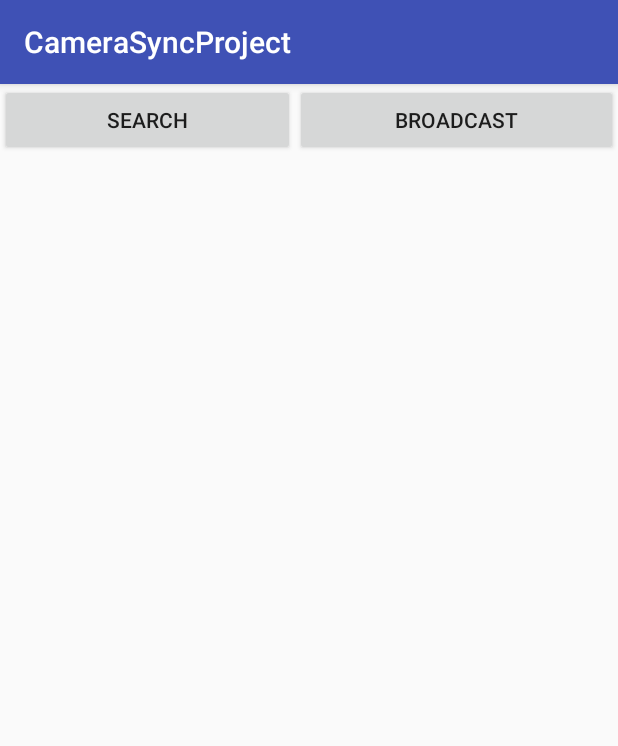
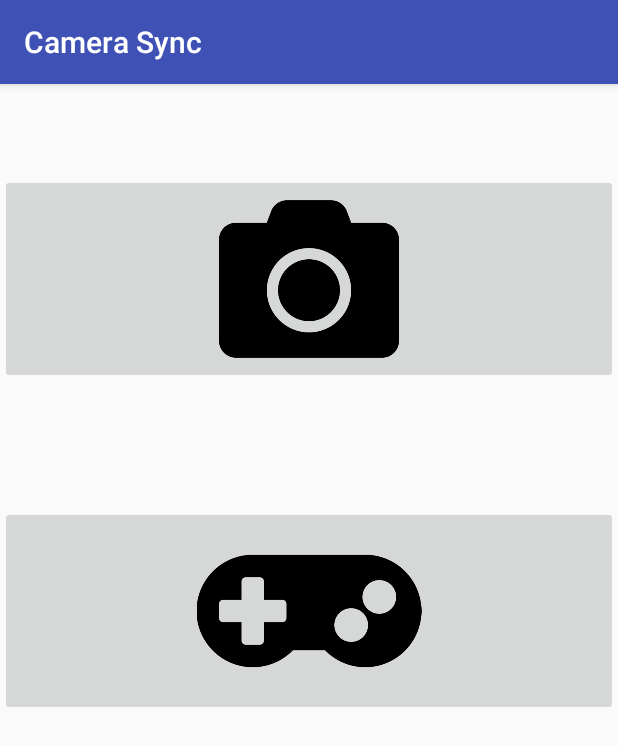
Before and after one commit to SeanReg/Camera-Sync, an Android app: the screen it shows after launch (MainActivity), on a phone screen of 412 x 824 dp. Shown: the top 746 px of the screen. Run offline under Robolectric (Android 15) with nearby library versions, the phone set to English and light mode, and no system bars.

Commit message:
Request proper permissions

```diff
--- a/app/src/main/java/com/sean/camerasyncproject/MainActivity.java
+++ b/app/src/main/java/com/sean/camerasyncproject/MainActivity.java
@@ -1,5 +1,8 @@
 package com.sean.camerasyncproject;
 
+import android.Manifest;
+import android.app.ProgressDialog;
+import android.content.DialogInterface;
 import android.content.Intent;
 import android.support.v7.app.AppCompatActivity;
 import android.os.Bundle;
@@ -12,13 +15,19 @@ import com.sean.camerasyncproject.network.ConnectionBroadcaster;
 import com.sean.camerasyncproject.network.ConnectionDiscovery;
 import com.sean.camerasyncproject.network.DiscoveryService;
 import com.sean.camerasyncproject.network.Session;
+import com.sean.camerasyncproject.permissions.PermissionRequester;
 
 import java.nio.charset.Charset;
 import java.util.Random;
 
 public class MainActivity extends AppCompatActivity {
 
+
+    private PermissionRequester mPermission    = null;
+
     private DiscoveryService mDiscovery = null;
+
+    private ProgressDialog mProgressDialog = null;
 
     @Override
     protected void onCreate(Bundle savedInstanceState) {
@@ -37,6 +46,8 @@ public class MainActivity extends AppCompatActivity {
 
                 mDiscovery = new ConnectionBroadcaster(getApplicationContext(), mListener);
                 mDiscovery.start(generatedString);
+
+                startProgressDialog();
             }
         });
 
@@ -48,11 +59,57 @@ public class MainActivity extends AppCompatActivity {
 
                 mDiscovery = new ConnectionDiscovery(getApplicationContext(), mListener);
                 mDiscovery.start(generatedString);
+
+                startProgressDialog();
             }
         });
 
         //startActivity(new Intent(this, CameraActivity.class));
     }
+
+    private void startProgressDialog() {
+        mProgressDialog = new ProgressDialog(this);
+        mProgressDialog.setMessage("Searching for connection");
+        mProgressDialog.setProgressStyle(ProgressDialog.STYLE_SPINNER);
+        mProgressDialog.show();
+
+        mProgressDialog.setOnDismissListener(new DialogInterface.OnDismissListener() {
+            @Override
+            public void onDismiss(DialogInterface dialogInterface) {
+                if (mDiscovery != null && mDiscovery.isActive())
+                    mDiscovery.stop();
+
+                mDiscovery = null;
+            }
+        });
+    }
+
+    @Override
+    protected void onStart() {
+        super.onStart();
+
+        //Need to request permissions again
+        mPermission = new PermissionRequester(this);
+        mPermission.setResultListener(mCameraPermissionListener);
+        mPermission.requestPermission(Manifest.permission.CAMERA, Manifest.permission.WRITE_EXTERNAL_STORAGE, Manifest.permission.ACCESS_COARSE_LOCATION);
+    }
+
+    @Override
+    public void onRequestPermissionsResult(int requestCode, String permissions[], int[] grantResults) {
+        mPermission.onPermissionResult(requestCode, permissions, grantResults);
+    }
+
+    private PermissionRequester.ResultListener mCameraPermissionListener = new PermissionRequester.ResultListener() {
+        @Override
+        public void onAccessGranted(String permission) {
+        }
+
+        @Override
+        public void onAccessDenied(String permission) {
+            //User doesn't want to use their camera - leave activity
+            finish();
+        }
+    };
 
     @Override
     protected void onStop() {
@@ -84,6 +141,7 @@ public class MainActivity extends AppCompatActivity {
 
         @Override
         public void onConnectionAccepted(DiscoveryService service, Session.Client client) {
+            mProgressDialog.hide();
             mDiscovery.stop();
 
             Session session = service.createActiveSession();
--- a/app/src/main/res/layout/activity_main.xml
+++ b/app/src/main/res/layout/activity_main.xml
@@ -1,5 +1,5 @@
 <?xml version="1.0" encoding="utf-8"?>
-<LinearLayout xmlns:android="http://schemas.android.com/apk/res/android"
+<RelativeLayout xmlns:android="http://schemas.android.com/apk/res/android"
     xmlns:app="http://schemas.android.com/apk/res-auto"
     xmlns:tools="http://schemas.android.com/tools"
     android:layout_width="match_parent"
@@ -8,28 +8,61 @@
     tools:context="com.sean.camerasyncproject.MainActivity">
 
 
-    <LinearLayout
+    <ImageButton
+        android:id="@+id/broadcast"
         android:layout_width="match_parent"
-        android:layout_height="match_parent"
-        android:orientation="horizontal">
+        android:layout_height="140dp"
+        android:layout_alignParentStart="true"
+        android:layout_alignParentTop="true"
+        android:layout_marginTop="60dp"
+        android:layout_weight="1"
+        android:scaleType="fitCenter"
+        app:srcCompat="@drawable/camerasolid" />
 
-        <Button
-            android:id="@+id/search"
-            android:layout_width="wrap_content"
-            android:layout_height="wrap_content"
-            android:layout_weight="1"
-            android:text="Search"
-            tools:layout_editor_absoluteX="130dp"
-            tools:layout_editor_absoluteY="25dp" />
+    <ImageButton
+        android:id="@+id/search"
+        android:layout_width="match_parent"
+        android:layout_height="140dp"
+        android:layout_alignParentStart="true"
+        android:layout_below="@+id/broadcast"
+        android:layout_marginTop="81dp"
+        android:layout_weight="1"
+        android:scaleType="fitCenter"
+        app:srcCompat="@drawable/gamepadsolid" />
 
-        <Button
-            android:id="@+id/broadcast"
-            android:layout_width="wrap_content"
-            android:layout_height="wrap_content"
-            android:layout_weight="1"
-            android:text="Broadcast"
-            tools:layout_editor_absoluteX="16dp"
-            tools:layout_editor_absoluteY="25dp" />
-    </LinearLayout>
+    <!--<LinearLayout-->
+        <!--android:layout_width="match_parent"-->
+        <!--android:layout_height="match_parent"-->
+        <!--android:layout_weight="1"-->
+        <!--android:orientation="horizontal">-->
 
-</LinearLayout>
+    <!--</LinearLayout>-->
+
+    <!--<LinearLayout-->
+        <!--android:layout_width="match_parent"-->
+        <!--android:layout_height="match_parent"-->
+        <!--android:orientation="horizontal">-->
+
+        <!--<Button-->
+            <!--android:id="@+id/search"-->
+            <!--android:layout_width="wrap_content"-->
+            <!--android:layout_height="wrap_content"-->
+            <!--android:layout_weight="1"-->
+            <!--android:text="Search"-->
+            <!--android:visibility="gone"-->
+            <!--tools:layout_editor_absoluteX="130dp"-->
+            <!--tools:layout_editor_absoluteY="25dp" />-->
+
+        <!--<Button-->
+            <!--android:id="@+id/broadcast"-->
+            <!--android:layout_width="wrap_content"-->
+            <!--android:layout_height="wrap_content"-->
+            <!--android:layout_weight="1"-->
+            <!--android:text="Broadcast"-->
+            <!--android:visibility="gone"-->
+            <!--tools:layout_editor_absoluteX="16dp"-->
+            <!--tools:layout_editor_absoluteY="25dp" />-->
+
+    <!--</LinearLayout>-->
+
+</RelativeLayout>
--- a/app/src/main/res/values/strings.xml
+++ b/app/src/main/res/values/strings.xml
@@ -1,3 +1,3 @@
 <resources>
-    <string name="app_name">CameraSyncProject</string>
+    <string name="app_name">Camera Sync</string>
 </resources>
```
Also changed, not shown: app/src/main/java/com/sean/camerasyncproject/camera/HostCameraActivity.java (+1 -25 lines), app/src/main/res/drawable/camerasolid.png (added), app/src/main/res/drawable/gamepadsolid.png (added).
